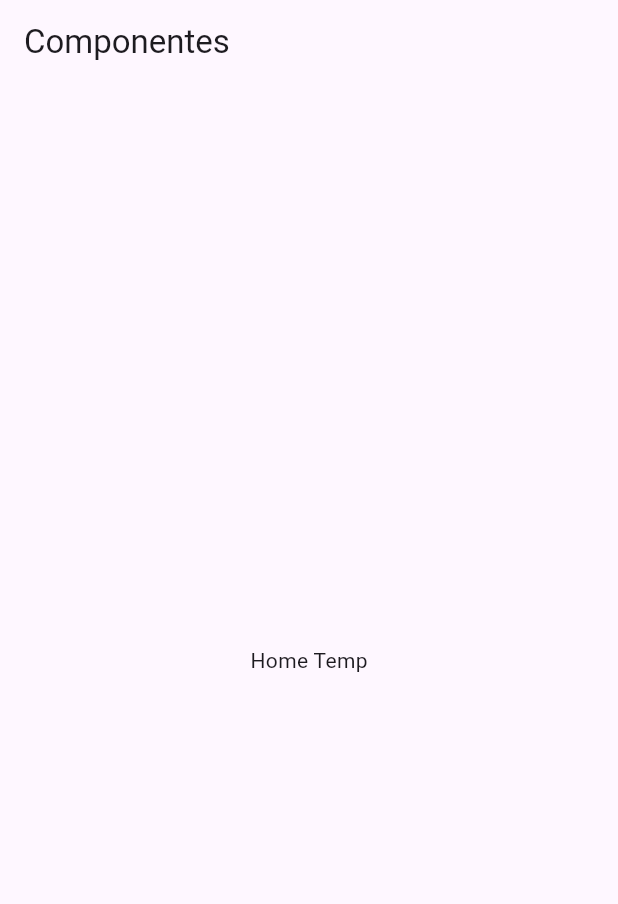
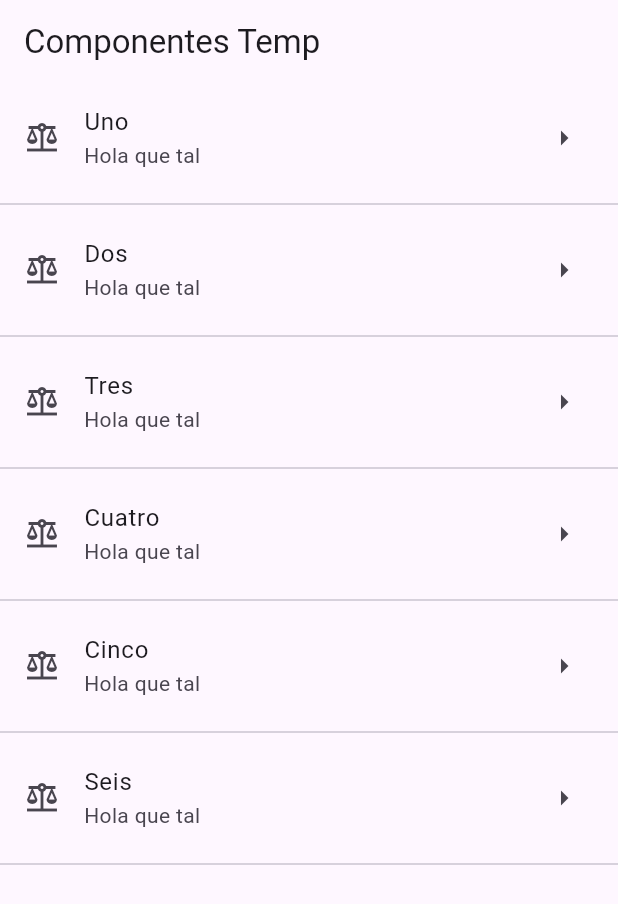
Before and after one commit to DanielTuttos/components-flutter, a Flutter app: the screen it shows after launch, on a phone screen of 412 x 824 dp. Shown: the top 904 px of the screen. Run offline on Flutter 3.47's test engine with Material 3 defaults, Android fonts, the phone set to English and light mode, and no system bars.

Commit message:
:construction: widget listView

```diff
--- a/lib/main.dart
+++ b/lib/main.dart
@@ -9,15 +9,10 @@ class MyApp extends StatelessWidget {
 
   @override
   Widget build(BuildContext context) {
-    return MaterialApp(
+    return const MaterialApp(
       debugShowCheckedModeBanner: false,
       title: 'Componentes APP',
-      home: Scaffold(
-        appBar: AppBar(
-          title: const Text('Componentes'),
-        ),
-        body: const HomePageTemp(),
-      ),
+      home: HomePageTemp(),
     );
   }
 }
--- a/lib/src/pages/home_temp.dart
+++ b/lib/src/pages/home_temp.dart
@@ -3,10 +3,50 @@ import 'package:flutter/material.dart';
 class HomePageTemp extends StatelessWidget {
   const HomePageTemp({super.key});
 
+  final options = const ['Uno', 'Dos', 'Tres', 'Cuatro', 'Cinco', 'Seis'];
+
   @override
   Widget build(BuildContext context) {
-    return const Center(
-      child: Text('Home Temp'),
+    return Scaffold(
+      appBar: AppBar(
+        title: const Text('Componentes Temp'),
+      ),
+      body: ListView(
+        children: _crearItemsCorta(),
+        // children: _crearItems(),
+      ),
     );
   }
+
+  List<Widget> _crearItems() {
+    List<Widget> lista = <Widget>[];
+    for (String opt in options) {
+      final tempWidget = ListTile(
+        title: Text(opt),
+      );
+      lista
+        ..add(tempWidget)
+        ..add(const Divider());
+    }
+    return lista;
+  }
+
+  List<Widget> _crearItemsCorta() {
+    return options.map((String item) {
+      return Column(
+        children: [
+          ListTile(
+            title: Text(item),
+            subtitle: const Text('Hola que tal'),
+            leading: const Icon(Icons.balance),
+            trailing: const Icon(Icons.arrow_right),
+            onTap: () {
+              print(item);
+            },
+          ),
+          const Divider(),
+        ],
+      );
+    }).toList();
+  }
 }
```
